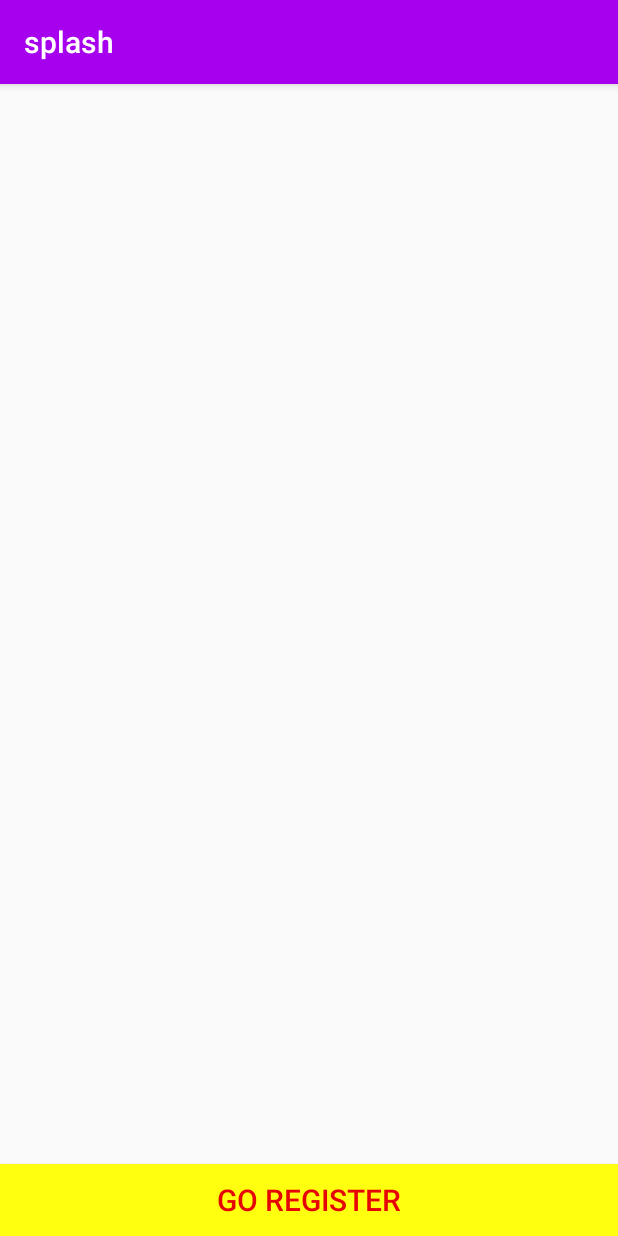
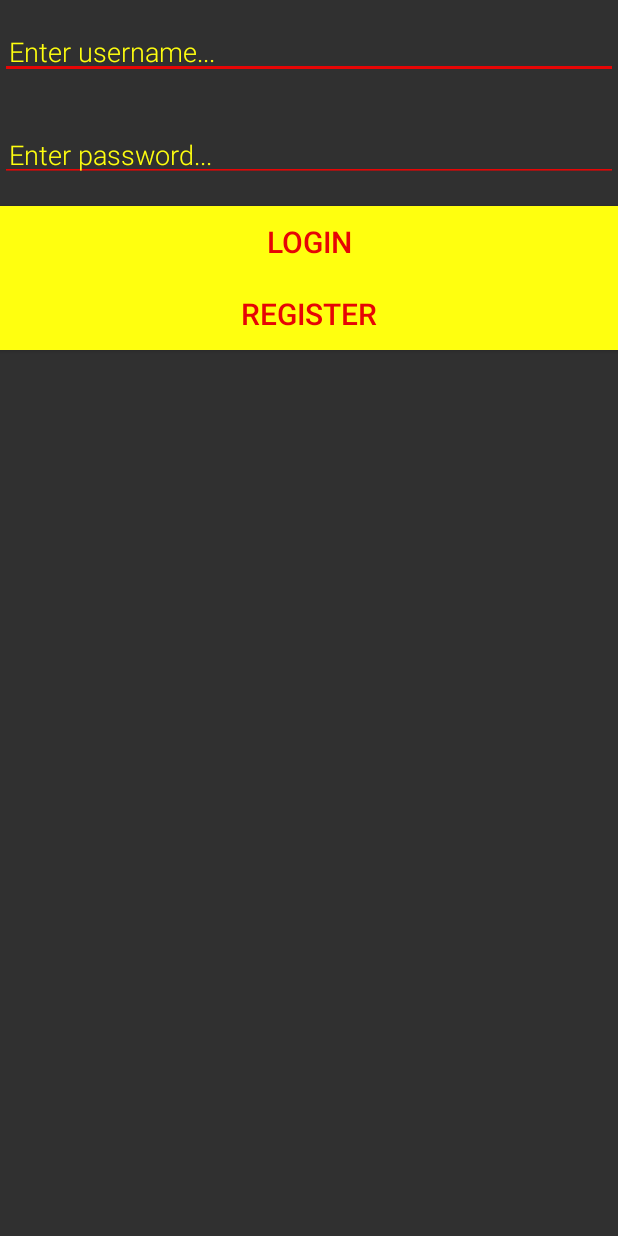
Before and after one commit to egrao/splash_menu, an Android app: the screen it shows after launch (login), on a phone screen of 412 x 824 dp. Run offline under Robolectric (Android 15) with nearby library versions, the phone set to English and light mode, and no system bars.

```diff
--- a/app/src/main/AndroidManifest.xml
+++ b/app/src/main/AndroidManifest.xml
@@ -11,10 +11,12 @@
         android:theme="@style/Theme.Splash">
         <activity
             android:name=".register"
-            android:exported="false" />
+            android:exported="false"
+            android:theme="@style/Theme.AppCompat.NoActionBar"/>
         <activity
             android:name=".login"
-            android:exported="false" />
+            android:exported="false"
+            android:theme="@style/Theme.AppCompat.NoActionBar"/>
         <activity
             android:name=".gamePeg"
             android:exported="false"
--- a/app/src/main/res/layout/activity_login.xml
+++ b/app/src/main/res/layout/activity_login.xml
@@ -3,39 +3,78 @@
     android:orientation="vertical" android:layout_width="match_parent"
     android:layout_height="match_parent">
 
-    <TextView
-        android:id="@+id/uno"
+    <EditText
+        android:id="@+id/login_username"
         android:layout_width="match_parent"
         android:layout_height="wrap_content"
-        android:layout_gravity="center_vertical|center_horizontal"
-        android:layout_weight="15"
-        android:gravity="top|center"
-        android:text=""
+        android:fontFamily="sans-serif-light"
+        android:hint="Enter username..."
+        android:textColorHint="@color/logo_color"
         android:textColor="@color/logo_color"
-        android:textSize="@dimen/logo_size"
-        android:textStyle="bold"></TextView>
-    <TextView
-        android:id="@+id/dos"
+        android:backgroundTint="@color/red"
+        android:inputType="textAutoComplete"
+        android:padding="6dp"
+        android:layout_marginBottom="16dp"
+        android:layout_marginTop="16dp"
+        android:textSize="18sp" />
+
+    <EditText
+        android:id="@+id/login_pass"
         android:layout_width="match_parent"
         android:layout_height="wrap_content"
-        android:layout_gravity="center_vertical|center_horizontal"
-        android:layout_weight="15"
-        android:gravity="top|center"
-        android:text=""
+        android:fontFamily="sans-serif-light"
+        android:hint="Enter password..."
+        android:textColorHint="@color/logo_color"
         android:textColor="@color/logo_color"
-        android:textSize="@dimen/logo_size"
-        android:textStyle="bold"></TextView>
+        android:backgroundTint="@color/red"
+        android:inputType="textAutoComplete"
+        android:padding="6dp"
+        android:layout_marginBottom="16dp"
+        android:layout_marginTop="16dp"
+        android:textSize="18sp" />
+
     <Button
-        android:id="@+id/button_register"
+        android:id="@+id/button_login"
         android:layout_width="match_parent"
         android:layout_height="wrap_content"
         android:background="@color/logo_color"
-        android:onClick="returnReply"
-        android:text="GO REGISTER"
+        android:onClick="login"
+        android:text="LOGIN"
         android:textSize="20dp"
         android:textColor="@color/red"
         android:shadowColor="@color/black"
         android:shadowDy="3"
         android:shadowDx="3" />
 
+    <Button
+        android:id="@+id/button_register"
+        android:layout_width="match_parent"
+        android:layout_height="wrap_content"
+        android:background="@color/logo_color"
+        android:text="REGISTER"
+        android:textSize="20dp"
+        android:textColor="@color/red"
+        android:shadowColor="@color/black"
+        android:shadowDy="3"
+        android:shadowDx="3" />
+
+    <TextView
+        android:id="@+id/uno"
+        android:layout_width="match_parent"
+        android:layout_height="wrap_content"
+        android:text=""
+        android:textColor="@color/logo_color"
+        android:textSize="@dimen/logo_size"
+        android:textStyle="bold"/>
+
+    <TextView
+        android:id="@+id/dos"
+        android:layout_width="match_parent"
+        android:layout_height="wrap_content"
+        android:text=""
+        android:textColor="@color/logo_color"
+        android:textSize="@dimen/logo_size"
+        android:textStyle="bold"/>
+
+
 </LinearLayout>
--- a/app/src/main/res/layout/activity_register.xml
+++ b/app/src/main/res/layout/activity_register.xml
@@ -9,6 +9,9 @@
         android:layout_height="wrap_content"
         android:fontFamily="sans-serif-light"
         android:hint="Username..."
+        android:textColorHint="@color/logo_color"
+        android:textColor="@color/logo_color"
+        android:backgroundTint="@color/red"
         android:inputType="textAutoComplete"
         android:padding="6dp"
         android:layout_marginBottom="16dp"
@@ -21,6 +24,9 @@
         android:layout_height="wrap_content"
         android:fontFamily="sans-serif-light"
         android:hint="Password..."
+        android:textColorHint="@color/logo_color"
+        android:textColor="@color/logo_color"
+        android:backgroundTint="@color/red"
         android:inputType="textAutoComplete"
         android:padding="6dp"
         android:layout_marginBottom="16dp"
```
Also changed, not shown: app/src/main/java/com/example/splash/MyOpenHelper.java (+27 -19 lines), app/src/main/java/com/example/splash/login.java (+11 -1 lines), app/src/main/java/com/example/splash/register.java (+25 -8 lines).
